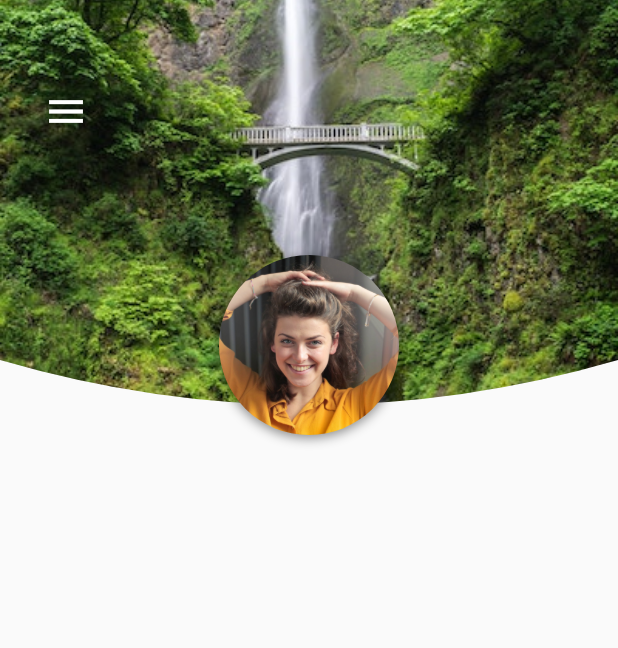
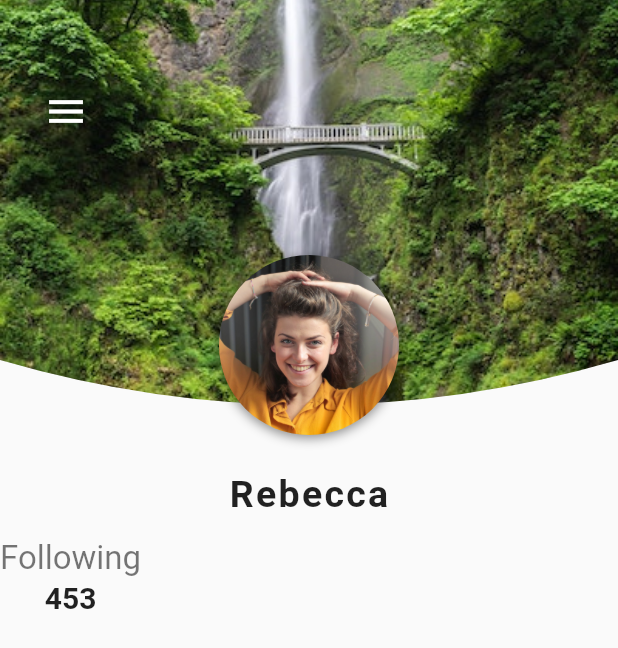
Before and after one commit to PauloSTDev/flutter_social_ui, a Flutter app: the ProfileScreen screen opened directly, on a phone screen of 412 x 824 dp. Shown: the top 648 px of the screen. Run offline on Flutter 3.47's test engine with Material 2 defaults, Android fonts, the phone set to English and light mode, and no system bars.

Commit message:
Implementa campo de Following no profile_screen.dart

```diff
--- a/lib/screens/profile_screen.dart
+++ b/lib/screens/profile_screen.dart
@@ -1,3 +1,5 @@
+import 'dart:html';
+
 import 'package:flutter/material.dart';
 import 'package:flutter_social_ui/models/user_model.dart';
 import 'package:flutter_social_ui/widgets/custom_drawer.dart';
@@ -70,6 +72,40 @@ class _ProfileScreenState extends State<ProfileScreen> {
                 ),
               ],
             ),
+            Padding(
+              padding: EdgeInsets.all(15.0),
+              child: Text(
+                widget.user.name,
+                style: TextStyle(
+                  fontWeight: FontWeight.bold,
+                  fontSize: 25.0,
+                  letterSpacing: 1.5,
+                ),
+              ),
+            ),
+            Row(
+              children: [
+                Column(
+                  children: [
+                    Text(
+                      "Following",
+                      style: TextStyle(
+                        color: Colors.black54,
+                        fontSize: 22.0,
+                      ),
+                    ),
+                    SizedBox(height: 2.0),
+                    Text(
+                      widget.user.following.toString(),
+                      style: TextStyle(
+                        fontSize: 20.0,
+                        fontWeight: FontWeight.w600,
+                      ),
+                    ),
+                  ],
+                ),
+              ],
+            ),
           ],
         ),
       ),
```
